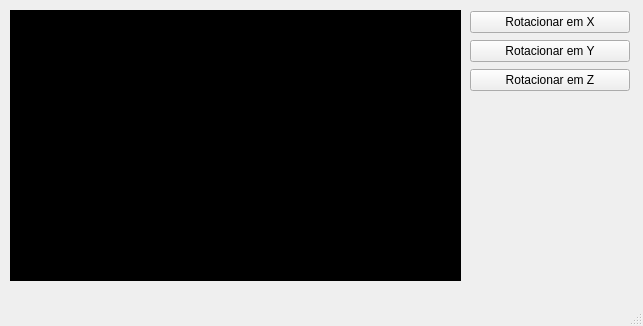
Before: the Qt Designer form mainwindow.ui in caiotaavares/zbuffer, drawn with Qt 5.
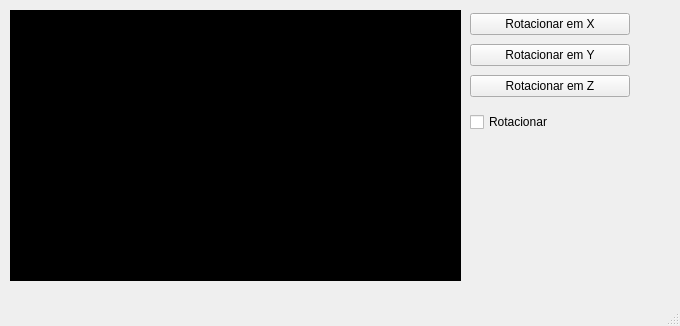
After: the same form once the commit is applied. Custom widgets are drawn as their Qt base class.

Patch:
```diff
--- a/mainwindow.ui
+++ b/mainwindow.ui
@@ -6,7 +6,7 @@
    <rect>
     <x>0</x>
     <y>0</y>
-    <width>643</width>
+    <width>680</width>
     <height>326</height>
    </rect>
   </property>
@@ -36,7 +36,7 @@
       <x>470</x>
       <y>10</y>
       <width>160</width>
-      <height>83</height>
+      <height>92</height>
      </rect>
     </property>
     <layout class="QVBoxLayout" name="verticalLayout">
@@ -63,6 +63,19 @@
      </item>
     </layout>
    </widget>
+   <widget class="QCheckBox" name="autoRotate">
+    <property name="geometry">
+     <rect>
+      <x>470</x>
+      <y>110</y>
+      <width>161</width>
+      <height>24</height>
+     </rect>
+    </property>
+    <property name="text">
+     <string>Rotacionar</string>
+    </property>
+   </widget>
   </widget>
   <widget class="QMenuBar" name="menubar">
    <property name="geometry">
```
Left out of the diff: 4 changed lines with no effect on the pictures.
